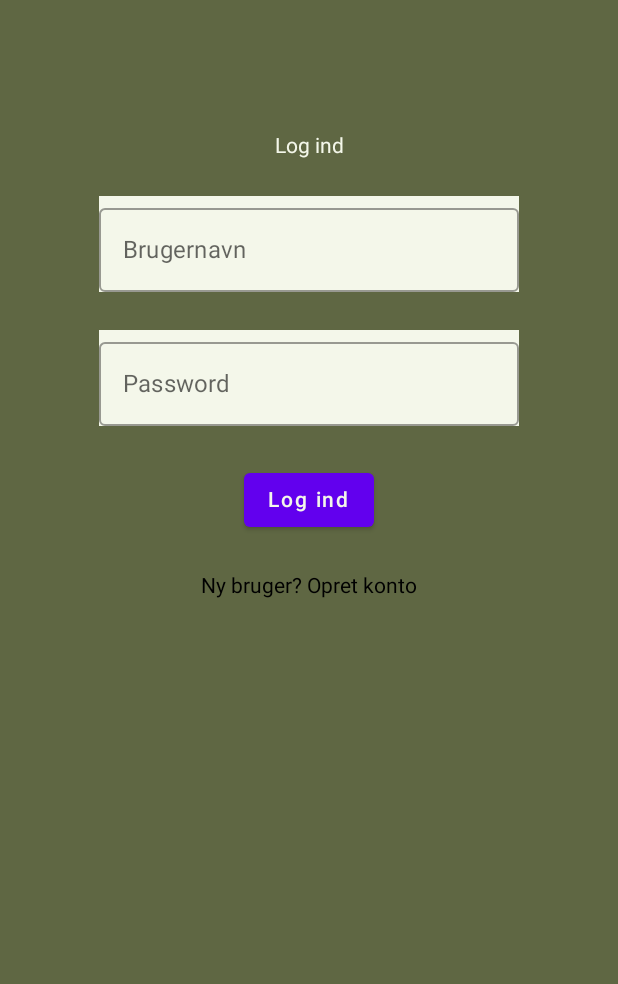
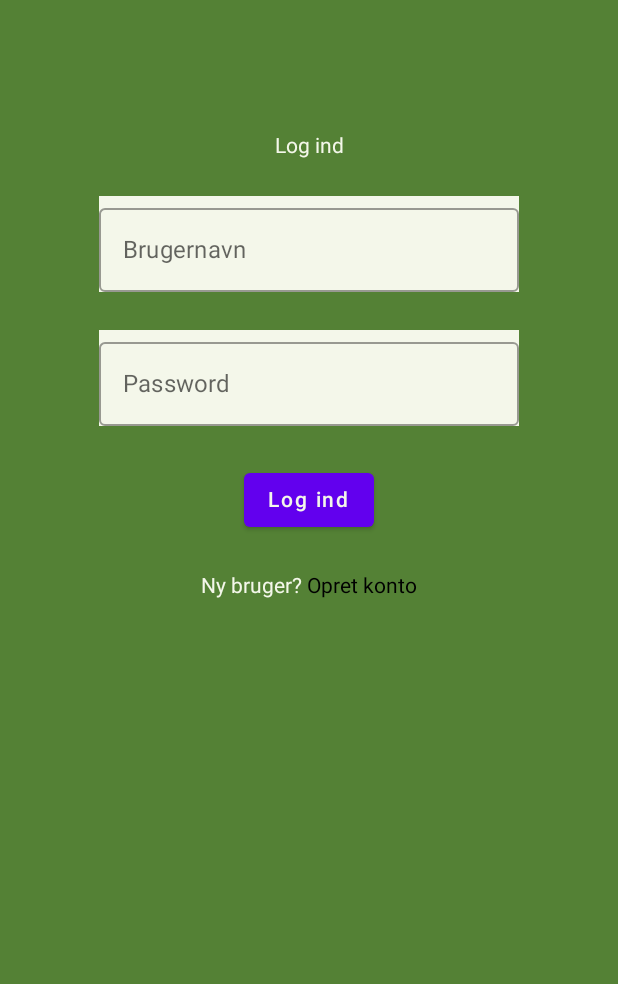
Before and after one commit to MadSoeDK/Kind, an Android app built with Jetpack Compose: the @Preview function DefaultPreview, on a phone screen of 412 x 824 dp, the part 252-1236 px from its top. Run offline under Robolectric (Android 15) with nearby library versions, the phone set to English and light mode, and no system bars.

Commit message:
main background color made to match figma changed "Ny bruger?" color to 'background'

```diff
--- a/app/src/main/java/com/example/kind/view/screens/LoginScreen.kt
+++ b/app/src/main/java/com/example/kind/view/screens/LoginScreen.kt
@@ -24,6 +24,7 @@ import androidx.compose.ui.Modifier
 import androidx.compose.ui.graphics.Color
 import androidx.compose.ui.platform.LocalFocusManager
 import androidx.compose.ui.text.AnnotatedString
+import androidx.compose.ui.text.TextStyle
 import androidx.compose.ui.text.input.ImeAction
 import androidx.compose.ui.tooling.preview.Preview
 import androidx.compose.ui.unit.dp
@@ -66,7 +67,8 @@ fun LoginView(viewModel: LoginViewModel) {
         verticalArrangement = Arrangement.Center,
         horizontalAlignment = Alignment.CenterHorizontally,
         modifier = Modifier
-            .background(subHeading)
+            .background(Color(84, 129, 53)) //farve brugt i figma
+            /*.background(subHeading)*/
             .fillMaxSize()
             .clickable { focusManager.clearFocus() }
     ){
@@ -124,7 +126,7 @@ fun LoginFields(
             keyboardActions = KeyboardActions(onDone = {focusManager.clearFocus()})
         )
 
-        Button(
+        Button( //TODO: farvefix
             onClick = {
             if (!username.isBlank() || !password.isBlank()) {
                 onLoginClick(username)
@@ -136,8 +138,8 @@ fun LoginFields(
             Text("Log ind", color = background )
         }
         Row(horizontalArrangement = Arrangement.Center) {
-            Text("Ny bruger? ")
-            ClickableText(AnnotatedString("Opret konto"), onClick = { /*TODO*/})
+            Text("Ny bruger? ", color = background)
+            ClickableText(AnnotatedString(text = "Opret konto"), onClick = { /*TODO*/}) //TODO: farvefix
 
         }
     }
```
